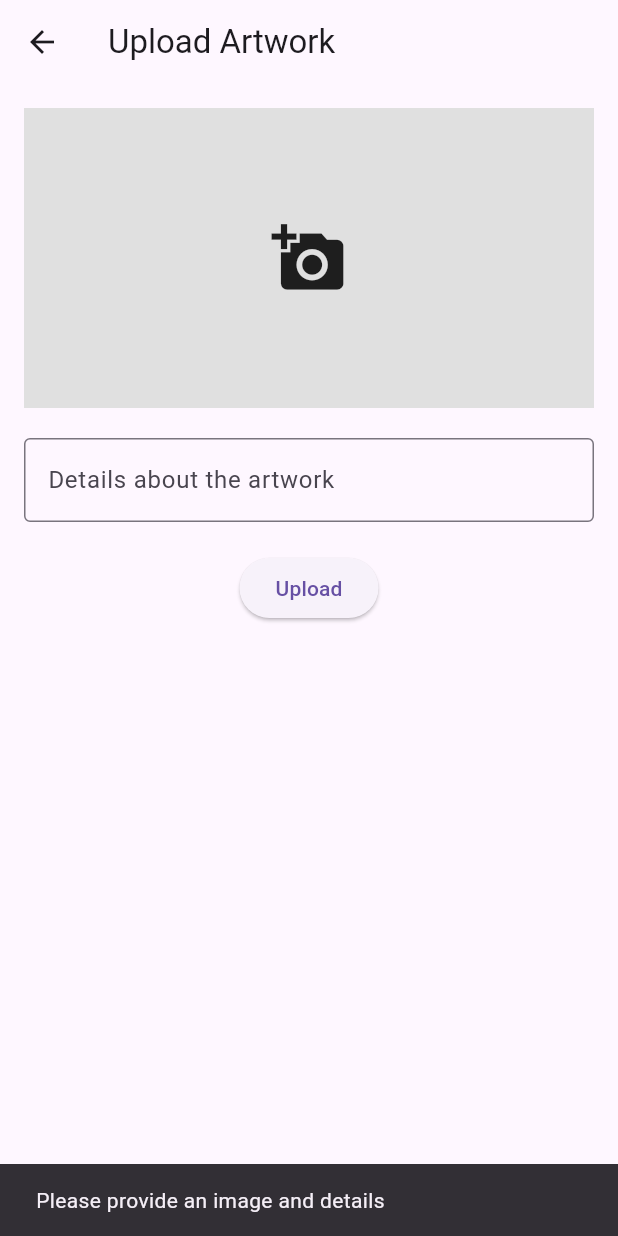
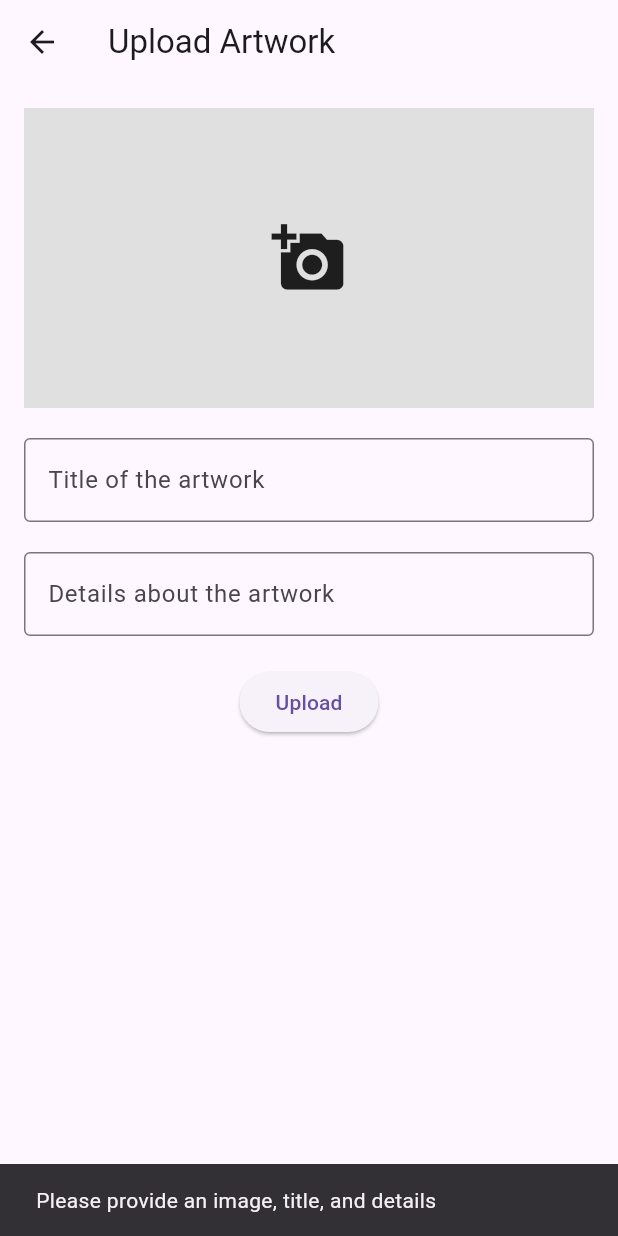
Before and after one commit to KLEPIO/Artfolio, a Flutter app: the UploadArtworkPage screen opened by its route, after a tap on "Upload", on a phone screen of 412 x 824 dp. Run offline on Flutter 3.47's test engine with Material 3 defaults, Android fonts, the phone set to English and light mode, and no system bars; our stand-ins replace cloud_firestore, firebase_auth, firebase_core, firebase_storage, image_picker; accounts and stored records are empty; network calls fail.

Commit message:
Updated to be pulled

```diff
--- a/lib/main.dart
+++ b/lib/main.dart
@@ -27,7 +27,8 @@
     return MaterialApp(
       debugShowCheckedModeBanner: false,
       initialRoute: '/',
-      routes: {
+      routes:
+      {
         '/login_register_page': (context) => const LoginOrRegister(),
         '/user_page': (context) => UserPage(),
         '/': (context) => const AuthPage(),
@@ -46,6 +47,7 @@
             {
               return ArtworkDetailsPage(
                 imageUrl: args['imageUrl'],
+                title: args['title'],
                 details: args['details'],
               );
             },
--- a/lib/screens/explore_discover_page.dart
+++ b/lib/screens/explore_discover_page.dart
@@ -43,6 +43,7 @@ class ExploreDiscoverPage extends StatelessWidget
             {
               final artwork = artworks[index];
               final imageUrl = artwork['imageUrl'];
+              final title = artwork['title'];
               final details = artwork['details'];
 
               return GestureDetector(
@@ -50,7 +51,7 @@ class ExploreDiscoverPage extends StatelessWidget
                   Navigator.pushNamed(
                     context,
                     '/artwork_details',
-                    arguments: {'imageUrl': imageUrl, 'details': details},
+                    arguments: {'imageUrl': imageUrl, 'title': title, 'details': details},
                   );
                 },
                 child: Card(
--- a/lib/screens/upload_artwork_page.dart
+++ b/lib/screens/upload_artwork_page.dart
@@ -3,6 +3,7 @@ import 'package:image_picker/image_picker.dart';
 import 'dart:io';
 import 'package:firebase_storage/firebase_storage.dart';
 import 'package:cloud_firestore/cloud_firestore.dart';
+import 'package:firebase_auth/firebase_auth.dart';
 
 class UploadArtworkPage extends StatefulWidget
 {
@@ -14,6 +15,7 @@ class _UploadArtworkPageState extends State<UploadArtworkPage>
 {
   File? _image;
   final ImagePicker _picker = ImagePicker();
+  final TextEditingController _titleController = TextEditingController();
   final TextEditingController _detailsController = TextEditingController();
   bool _isLoading = false;
 
@@ -26,7 +28,7 @@ class _UploadArtworkPageState extends State<UploadArtworkPage>
       {
         _image = File(pickedFile.path);
       }
-      else
+        else
       {
         print('No image selected.');
       }
@@ -35,16 +37,15 @@ class _UploadArtworkPageState extends State<UploadArtworkPage>
 
   Future<void> _uploadArtwork() async
   {
-    if (_image == null || _detailsController.text.isEmpty)
+    if (_image == null || _detailsController.text.isEmpty || _titleController.text.isEmpty)
     {
       ScaffoldMessenger.of(context).showSnackBar(
-        SnackBar(content: Text('Please provide an image and details')),
+        SnackBar(content: Text('Please provide an image, title, and details')),
       );
       return;
     }
 
-    setState(()
-    {
+    setState(() {
       _isLoading = true;
     });
 
@@ -56,10 +57,13 @@ class _UploadArtworkPageState extends State<UploadArtworkPage>
       await uploadTask.whenComplete(() => null);
       String imageUrl = await storageReference.getDownloadURL();
 
-      await FirebaseFirestore.instance.collection('artworks').add({
+      await FirebaseFirestore.instance.collection('artworks').add(
+      {
         'imageUrl': imageUrl,
+        'title': _titleController.text,
         'details': _detailsController.text,
         'timestamp': FieldValue.serverTimestamp(),
+        'userId': FirebaseAuth.instance.currentUser!.uid,
       });
 
       ScaffoldMessenger.of(context).showSnackBar(
@@ -69,17 +73,16 @@ class _UploadArtworkPageState extends State<UploadArtworkPage>
       setState(()
       {
         _image = null;
+        _titleController.clear();
         _detailsController.clear();
       });
-    }
-    catch (e)
+    } catch (e)
     {
       print(e);
       ScaffoldMessenger.of(context).showSnackBar(
         SnackBar(content: Text('Failed to upload artwork')),
       );
-    }
-    finally
+    } finally
     {
       setState(()
       {
@@ -112,6 +115,14 @@ class _UploadArtworkPageState extends State<UploadArtworkPage>
             ),
             SizedBox(height: 20),
             TextField(
+              controller: _titleController,
+              decoration: InputDecoration(
+                border: OutlineInputBorder(),
+                labelText: 'Title of the artwork',
+              ),
+            ),
+            SizedBox(height: 20),
+            TextField(
               controller: _detailsController,
               decoration: InputDecoration(
                 border: OutlineInputBorder(),
```
Also changed, not shown: lib/screens/artwork_details_page.dart (+97 -6 lines), lib/screens/user_page.dart (+29 -14 lines).
